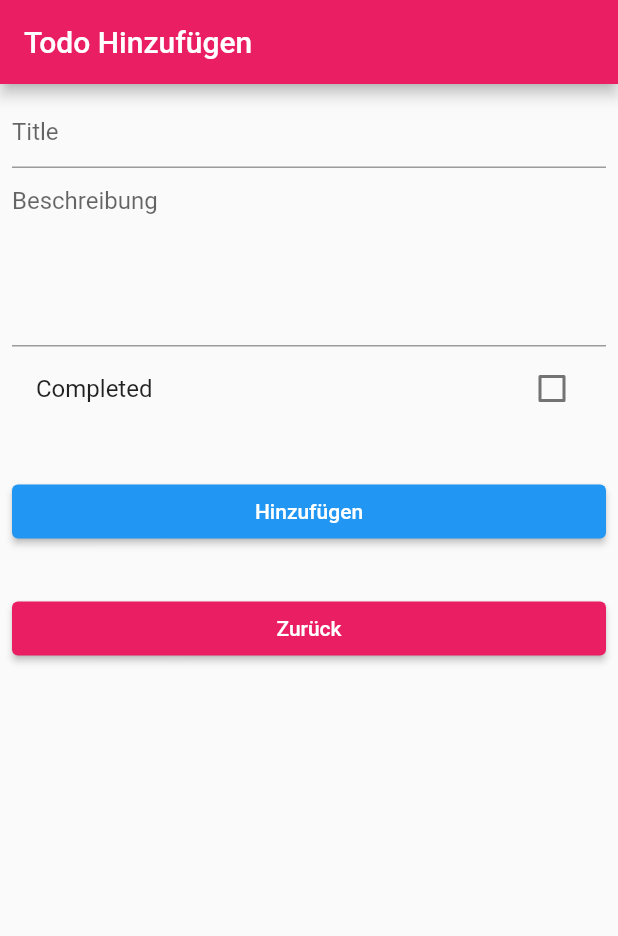
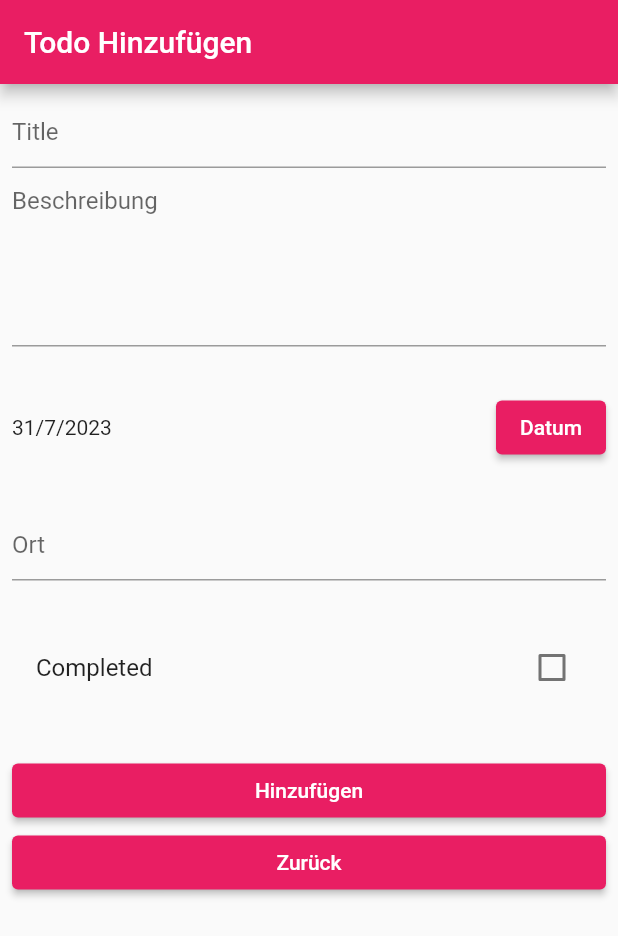
Before and after one commit to savas87/flutter-thesis, a Flutter app: the AddTodoItem screen opened directly, after a tap on "Hinzufügen", on a phone screen of 412 x 824 dp. Shown: the top 936 px of the screen. Run offline on Flutter 3.47's test engine with Material 2 defaults, Android fonts, the phone set to English and light mode, and no system bars; our stand-ins replace flutter_slidable, shared_preferences; accounts and stored records are empty; network calls fail.

Commit message:
update changes

```diff
--- a/flutter_thesis_todo_app/lib/main.dart
+++ b/flutter_thesis_todo_app/lib/main.dart
@@ -11,8 +11,9 @@ class MyApp extends StatelessWidget {
   // This widget is the root of your application.
   @override
   Widget build(BuildContext context) {
-    return const MaterialApp(
+    return MaterialApp(
       debugShowCheckedModeBanner: false,
+      theme: ThemeData(primarySwatch: Colors.pink),
       home: LoginPage(),
     );
   }
--- a/flutter_thesis_todo_app/lib/screens/add_todo.dart
+++ b/flutter_thesis_todo_app/lib/screens/add_todo.dart
@@ -4,6 +4,7 @@ import 'dart:convert';
 import 'package:flutter/material.dart';
 import 'package:flutter_thesis_todo_app/screens/todo_list.dart';
 import 'package:http/http.dart' as http;
+import 'package:intl/intl.dart';
 import 'package:shared_preferences/shared_preferences.dart';
 
 import '../services/messageService.dart';
@@ -19,36 +20,58 @@ class AddTodoItem extends StatefulWidget {
 class _AddTodoItemState extends State<AddTodoItem> {
   TextEditingController titleController = TextEditingController();
   TextEditingController descriptionController = TextEditingController();
+  TextEditingController placeController = TextEditingController();
+  DateTime _dateTime = DateTime.now();
 
   bool isEditing = false;
   bool isCompleted = false;
   bool isTitleEmpty = false;
   bool isDescriptionEmpty = false;
+  bool isDateEmpty = false;
 
   late final String? token;
+  late final String todoDate;
   @override
   void initState() {
     super.initState();
     final todo = widget.todo;
     if (todo != null) {
       isEditing = true;
+      isDateEmpty = true;
       final title = todo['title'];
       final description = todo['description'];
       final completed = todo['completed'];
+      final place = todo['place'];
+      final date = todo['date'];
       titleController.text = title;
       descriptionController.text = description;
       isCompleted = completed;
+      todoDate = date;
+      placeController.text = place;
       isTitleEmpty = titleController.text.isEmpty;
       isDescriptionEmpty = titleController.text.isEmpty;
     }
     setToken();
-    print(isTitleEmpty);
   }
 
   void setToken() async {
     SharedPreferences prefs = await SharedPreferences.getInstance();
     setState(() {
       token = prefs.getString('refreshToken');
+    });
+  }
+
+  void _showDatePicker() {
+    showDatePicker(
+            context: context,
+            initialDate: DateTime.now(),
+            firstDate: DateTime(2023),
+            lastDate: DateTime(2030))
+        .then((value) {
+      setState(() {
+        _dateTime = value!;
+        isDateEmpty = false;
+      });
     });
   }
 
@@ -73,6 +96,30 @@ class _AddTodoItemState extends State<AddTodoItem> {
             minLines: 5,
             maxLines: 8,
           ),
+          const SizedBox(height: 30),
+          Column(
+            children: [
+              Row(
+                mainAxisAlignment: MainAxisAlignment.spaceBetween,
+                children: [
+                  Text(!isDateEmpty
+                      ? DateFormat('d/M/y').format(_dateTime)
+                      : todoDate),
+                  ElevatedButton(
+                      style: ElevatedButton.styleFrom(
+                          backgroundColor: Colors.pink),
+                      onPressed: _showDatePicker,
+                      child: const Text('Datum'))
+                ],
+              )
+            ],
+          ),
+          const SizedBox(height: 30),
+          TextField(
+            controller: placeController,
+            decoration: const InputDecoration(hintText: 'Ort'),
+          ),
+          const SizedBox(height: 30),
           CheckboxListTile(
               title: const Text('Completed'),
               value: isCompleted,
@@ -85,9 +132,6 @@ class _AddTodoItemState extends State<AddTodoItem> {
           ElevatedButton(
             onPressed: isEditing ? updateTodo : submit,
             child: Text(isEditing ? 'Update' : 'Hinzufügen'),
-          ),
-          const SizedBox(
-            height: 30,
           ),
           ElevatedButton(
               style: ElevatedButton.styleFrom(backgroundColor: Colors.pink),
@@ -110,11 +154,15 @@ class _AddTodoItemState extends State<AddTodoItem> {
     final completed = isCompleted;
     final title = titleController.text;
     final description = descriptionController.text;
+    final place = placeController.text;
+    final date = DateFormat('d/M/y').format(_dateTime);
 
     final requestBody = {
       "title": title,
       "description": description,
       "completed": completed,
+      "place": place,
+      "date": date
     };
 
     final url = "http://localhost:3000/api/todos/update/$id";
@@ -140,11 +188,14 @@ class _AddTodoItemState extends State<AddTodoItem> {
   Future<void> submit() async {
     final title = titleController.text;
     final description = descriptionController.text;
-
+    final place = placeController.text;
+    final date = DateFormat('d/M/y').format(_dateTime);
     final requestBody = {
       "title": title,
       "description": description,
       "completed": false,
+      "place": place,
+      "date": date
     };
 
     const url = "http://localhost:3000/api/todos/createTodo";
--- a/flutter_thesis_todo_app/pubspec.yaml
+++ b/flutter_thesis_todo_app/pubspec.yaml
@@ -40,6 +40,7 @@ dependencies:
   shared_preferences: ^2.2.0
   jwt_decoder: ^2.0.1
   intl:
+  textfield_datepicker: ^0.2.0
 
 
 dev_dependencies:
```
Also changed, not shown: flutter_thesis_todo_app/lib/screens/todo_list.dart (+43 -2 lines), flutter_thesis_todo_app/pubspec.lock, 36 other files.
